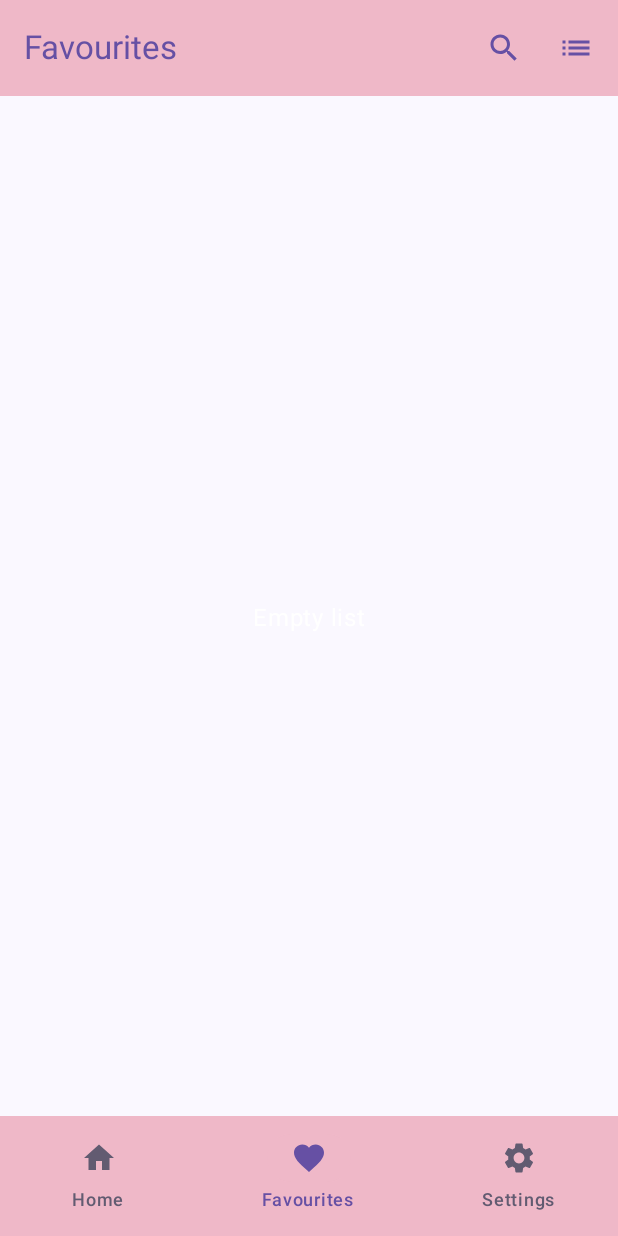
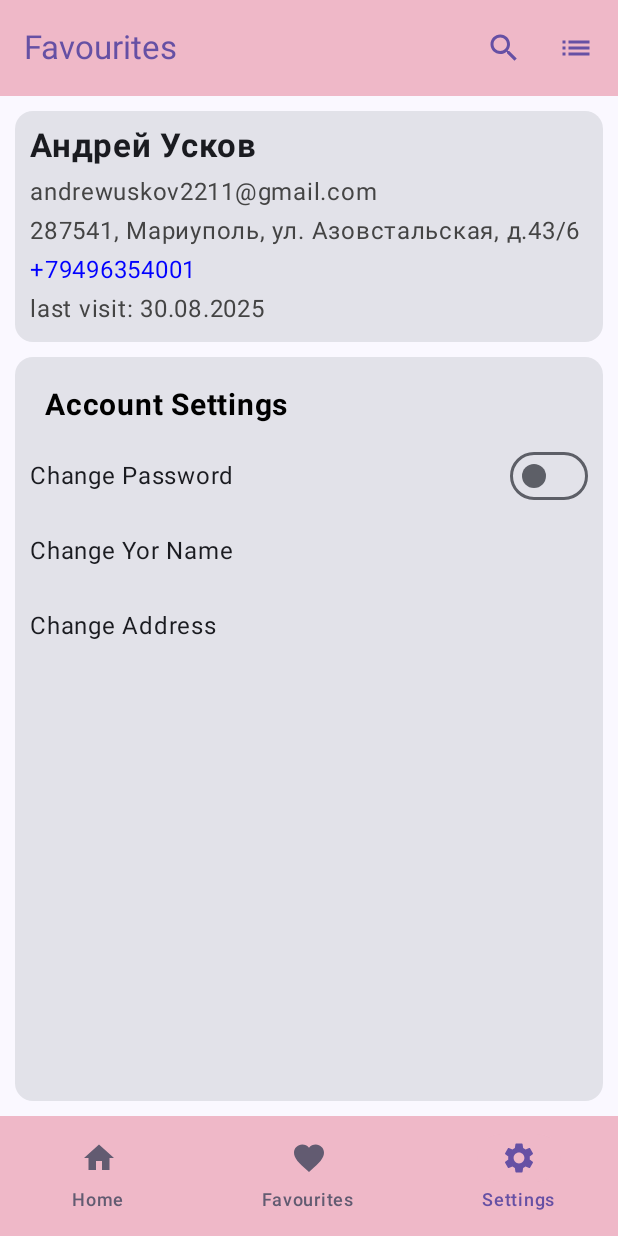
Before and after one commit to AndreUskovMar/FbKotlin, an Android app built with Jetpack Compose: the MainScreen screen opened through its navigation route, item 3 of the bottom bar chosen, on a phone screen of 412 x 824 dp. Run offline under Robolectric (Android 15) with nearby library versions, the phone set to English and light mode, and no system bars; our stand-ins replace Dagger/Hilt's generated code, Firebase (no records; nobody signed in at launch, a user with empty details on screens opened directly), paging; 1 statement that could not run was skipped.

Commit message:
Lesson 60. Settings screen

```diff
--- a/app/src/main/java/ru/auskov/fbkotlin/MainActivity.kt
+++ b/app/src/main/java/ru/auskov/fbkotlin/MainActivity.kt
@@ -25,6 +25,8 @@ import ru.auskov.fbkotlin.login.data.MainScreenDataObject
 import ru.auskov.fbkotlin.main.MainScreen
 import ru.auskov.fbkotlin.moderation.ModerationScreen
 import ru.auskov.fbkotlin.moderation.data.ModerationScreenObject
+import ru.auskov.fbkotlin.settings.SettingsScreen
+import ru.auskov.fbkotlin.settings.data.SettingsScreenObject
 import ru.auskov.fbkotlin.ui.theme.FbKotlinTheme
 import javax.inject.Inject
 
@@ -114,6 +116,9 @@ class MainActivity : ComponentActivity() {
                         val navData = navEntry.toRoute<CommentsNavData>()
                         CommentsScreen(navData)
                     }
+                    composable<SettingsScreenObject> {
+                        SettingsScreen()
+                    }
                 }
             }
         }
--- a/app/src/main/java/ru/auskov/fbkotlin/main/MainScreen.kt
+++ b/app/src/main/java/ru/auskov/fbkotlin/main/MainScreen.kt
@@ -54,6 +54,7 @@ import ru.auskov.fbkotlin.main.components.DrawerHeader
 import ru.auskov.fbkotlin.main.components.DrawerList
 import ru.auskov.fbkotlin.main.components.MainTopBar
 import ru.auskov.fbkotlin.main.utils.Categories
+import ru.auskov.fbkotlin.settings.SettingsScreen
 
 @OptIn(ExperimentalMaterial3Api::class)
 @Composable
@@ -162,8 +163,20 @@ fun MainScreen(
                 viewModel.selectedItemState.intValue = BottomMenuItem.Favourites.titleId
                 viewModel.getBooksByCategory(Categories.FAVORITES)
                 books.refresh()
+            }, onSettingsClick = {
+                viewModel.selectedItemState.intValue = BottomMenuItem.Settings.titleId
             })
         }) { paddingValue ->
+            if (viewModel.selectedItemState.intValue == BottomMenuItem.Settings.titleId) {
+                Column(
+                    modifier = Modifier.padding(paddingValue),
+                ) {
+                    SettingsScreen()
+                }
+
+                return@Scaffold
+            }
+
             if (books.itemCount == 0 && books.loadState.refresh is LoadState.NotLoading) {
                 Box(
                     modifier = Modifier.fillMaxSize(), contentAlignment = Alignment.Center
--- a/app/src/main/java/ru/auskov/fbkotlin/main/components/BottomMenu.kt
+++ b/app/src/main/java/ru/auskov/fbkotlin/main/components/BottomMenu.kt
@@ -17,6 +17,7 @@ fun BottomMenu(
     selectedItem: Int,
     onHomeClick: () -> Unit,
     onFavoritesClick: () -> Unit,
+    onSettingsClick: () -> Unit
 ) {
     val items = listOf(
         BottomMenuItem.Home,
@@ -34,6 +35,7 @@ fun BottomMenu(
                     when(item.titleId) {
                         BottomMenuItem.Home.titleId -> onHomeClick()
                         BottomMenuItem.Favourites.titleId -> onFavoritesClick()
+                        BottomMenuItem.Settings.titleId -> onSettingsClick()
                     }
                 },
                 icon = {
--- /dev/null
+++ b/app/src/main/java/ru/auskov/fbkotlin/settings/SettingsScreen.kt
@@ -0,0 +1,71 @@
+package ru.auskov.fbkotlin.settings
+
+import androidx.compose.foundation.layout.Column
+import androidx.compose.foundation.layout.Spacer
+import androidx.compose.foundation.layout.fillMaxSize
+import androidx.compose.foundation.layout.fillMaxWidth
+import androidx.compose.foundation.layout.height
+import androidx.compose.foundation.layout.padding
+import androidx.compose.foundation.lazy.LazyColumn
+import androidx.compose.foundation.lazy.items
+import androidx.compose.material3.Card
+import androidx.compose.material3.Text
+import androidx.compose.runtime.Composable
+import androidx.compose.ui.Modifier
+import androidx.compose.ui.graphics.Color
+import androidx.compose.ui.text.font.FontWeight
+// import androidx.compose.ui.tooling.preview.Preview
+import androidx.compose.ui.unit.dp
+import androidx.compose.ui.unit.sp
+import ru.auskov.fbkotlin.settings.components.MenuCategoryItem
+import ru.auskov.fbkotlin.settings.components.MenuListItem
+import ru.auskov.fbkotlin.settings.components.MenuUiItem
+
+// @Preview(showBackground = true)
+@Composable
+fun SettingsScreen() {
+    Column(
+        modifier = Modifier.fillMaxSize().padding(10.dp)
+    ) {
+        Card(
+            modifier = Modifier.fillMaxWidth()
+        ) {
+            Column(
+                modifier = Modifier.fillMaxWidth().padding(10.dp)
+            ) {
+                Text(
+                    "Андрей Усков",
+                    fontWeight = FontWeight.Bold,
+                    fontSize = 22.sp
+                )
+                Spacer(Modifier.height(5.dp))
+                Text("andrewuskov2211@gmail.com", color = Color.DarkGray)
+                Spacer(Modifier.height(2.dp))
+                Text("287541, Мариуполь, ул. Азовстальская, д.43/6", color = Color.DarkGray)
+                Spacer(Modifier.height(2.dp))
+                Text("+79496354001", color = Color.Blue)
+                Spacer(Modifier.height(2.dp))
+                Text("last visit: 30.08.2025", color = Color.DarkGray)
+            }
+        }
+
+        Spacer(Modifier.height(10.dp))
+
+        Card(
+            modifier = Modifier.fillMaxWidth(),
+        ) {
+            LazyColumn(
+                modifier = Modifier.fillMaxSize().padding(10.dp)
+            ) {
+                items(MenuListItem.menuItemsList) { item ->
+                    if (item.isCategory) {
+                        MenuCategoryItem(item.title)
+                        Spacer(Modifier.height(10.dp))
+                    } else {
+                        MenuUiItem(item)
+                    }
+                }
+            }
+        }
+    }
+}
--- /dev/null
+++ b/app/src/main/java/ru/auskov/fbkotlin/settings/components/MenuCategoryItem.kt
@@ -0,0 +1,28 @@
+package ru.auskov.fbkotlin.settings.components
+
+import androidx.compose.foundation.layout.fillMaxWidth
+import androidx.compose.foundation.layout.padding
+import androidx.compose.material3.Text
+import androidx.compose.runtime.Composable
+import androidx.compose.ui.Modifier
+import androidx.compose.ui.graphics.Color
+import androidx.compose.ui.text.font.FontWeight
+import androidx.compose.ui.tooling.preview.Preview
+import androidx.compose.ui.unit.dp
+import androidx.compose.ui.unit.sp
+
+@Preview(showBackground = true)
+@Composable
+fun MenuCategoryItem(
+    title: String = "Category"
+) {
+    Text(
+        text = title,
+        color = Color.Black,
+        fontSize = 20.sp,
+        fontWeight = FontWeight.Bold,
+        modifier = Modifier
+            .fillMaxWidth()
+            .padding(start = 10.dp, top = 10.dp)
+    )
+}
--- /dev/null
+++ b/app/src/main/java/ru/auskov/fbkotlin/settings/components/MenuListItem.kt
@@ -0,0 +1,24 @@
+package ru.auskov.fbkotlin.settings.components
+
+import ru.auskov.fbkotlin.settings.data.MenuItem
+
+object MenuListItem {
+    val menuItemsList = listOf(
+        MenuItem(
+            title = "Account Settings"
+        ),
+        MenuItem(
+            title = "Change Password",
+            isCategory = false,
+            isSwitchVisible = true
+        ),
+        MenuItem(
+            title = "Change Yor Name",
+            isCategory = false
+        ),
+        MenuItem(
+            title = "Change Address",
+            isCategory = false
+        ),
+    )
+}
--- /dev/null
+++ b/app/src/main/java/ru/auskov/fbkotlin/settings/components/MenuUiItem.kt
@@ -0,0 +1,30 @@
+package ru.auskov.fbkotlin.settings.components
+
+import androidx.compose.foundation.layout.Arrangement
+import androidx.compose.foundation.layout.Row
+import androidx.compose.foundation.layout.fillMaxWidth
+import androidx.compose.foundation.layout.height
+import androidx.compose.material3.Switch
+import androidx.compose.material3.Text
+import androidx.compose.runtime.Composable
+import androidx.compose.ui.Alignment
+import androidx.compose.ui.Modifier
+import androidx.compose.ui.unit.dp
+import ru.auskov.fbkotlin.settings.data.MenuItem
+
+@Composable
+fun MenuUiItem(item: MenuItem = MenuItem(title = "Something title")) {
+    Row(
+        modifier = Modifier.fillMaxWidth().height(50.dp),
+        horizontalArrangement = Arrangement.SpaceBetween,
+        verticalAlignment = Alignment.CenterVertically
+    ) {
+        Text(text = item.title)
+        if (item.isSwitchVisible) {
+            Switch(
+                checked = item.isChecked,
+                onCheckedChange = {}
+            )
+        }
+    }
+}
--- /dev/null
+++ b/app/src/main/java/ru/auskov/fbkotlin/settings/data/MenuItem.kt
@@ -0,0 +1,8 @@
+package ru.auskov.fbkotlin.settings.data
+
+data class MenuItem(
+    val title: String,
+    val isCategory: Boolean = true,
+    val isChecked: Boolean = false,
+    val isSwitchVisible: Boolean = false,
+)
--- /dev/null
+++ b/app/src/main/java/ru/auskov/fbkotlin/settings/data/SettingsScreenObject.kt
@@ -0,0 +1,6 @@
+package ru.auskov.fbkotlin.settings.data
+
+import kotlinx.serialization.Serializable
+
+@Serializable
+object SettingsScreenObject
```
